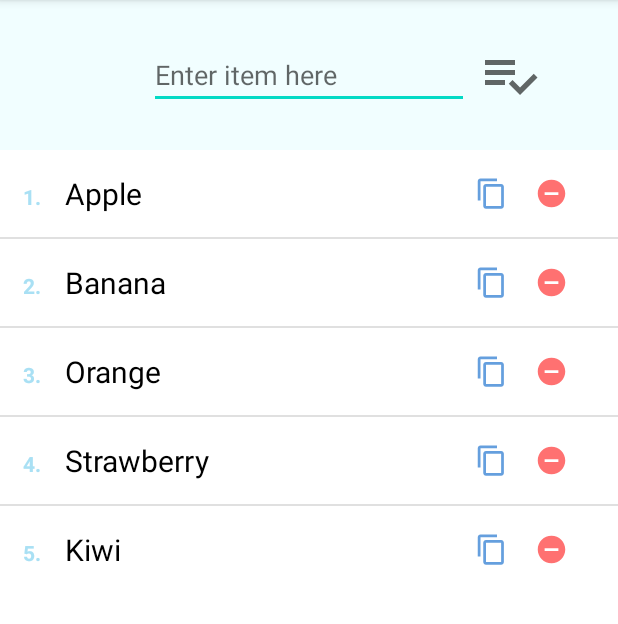
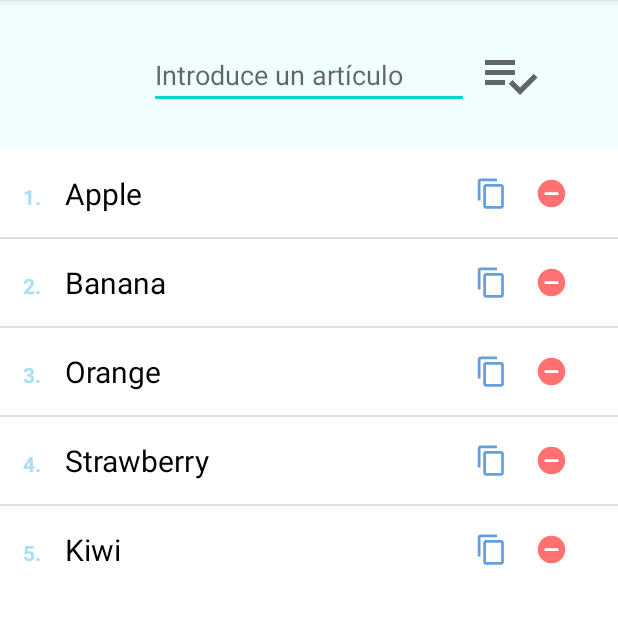
Before and after one commit to MarianoGL15/lista_compra, an Android app: the screen it shows after launch (MainActivity), after a tap on an icon or button, on a phone screen of 412 x 824 dp, the part 84-708 px from its top. Run offline under Robolectric (Android 15) with nearby library versions, the phone set to English and light mode, and no system bars.

Commit message:
Cambios de la aplicacion

```diff
--- a/app/src/main/java/es/proyecto_final/lista_compra/MainActivity.java
+++ b/app/src/main/java/es/proyecto_final/lista_compra/MainActivity.java
@@ -70,11 +70,11 @@ public class MainActivity extends AppCompatActivity {
             public void onClick(View view) {
                 String text = input.getText().toString();
                 if (text == null || text.length() == 0) {
-                    makeToast("Enter an item.");
+                    makeToast("Introduce un artículo");
                 } else {
                     addItem(text);
                     input.setText("");
-                    makeToast("Added " + text);
+                    makeToast("Artículo añadido " + text);
                 }
             }
         });
--- a/app/src/main/res/layout/activity_main.xml
+++ b/app/src/main/res/layout/activity_main.xml
@@ -6,35 +6,34 @@
     tools:context=".MainActivity">
 
     <RelativeLayout
+        android:id="@+id/header"
         android:layout_width="match_parent"
         android:layout_height="100sp"
-        android:background="#F1FEFF"
-        android:id="@+id/header"
-        >
+        android:background="#F1FEFF">
+
         <EditText
+            android:id="@+id/input"
             android:layout_width="wrap_content"
             android:layout_height="wrap_content"
+            android:layout_centerInParent="true"
             android:ems="10"
-            android:hint="Enter item here"
-            android:layout_centerInParent="true"
-            android:id="@+id/input"
-            />
+            android:hint="Introduce un artículo" />
+
         <ImageView
+            android:id="@+id/add"
             android:layout_width="40sp"
             android:layout_height="40sp"
+            android:layout_centerVertical="true"
+            android:layout_marginLeft="7sp"
             android:layout_toRightOf="@+id/input"
-            android:id="@+id/add"
-            android:layout_marginLeft="7sp"
-            android:src="@drawable/add_item"
-            android:layout_centerVertical="true"
-            />
+            android:src="@drawable/add_item" />
 
     </RelativeLayout>
+
     <ListView
+        android:id="@+id/list"
         android:layout_width="match_parent"
         android:layout_height="wrap_content"
-        android:id="@+id/list"
-        android:layout_below="@+id/header"
-        />
+        android:layout_below="@+id/header" />
 
 </RelativeLayout>
```
